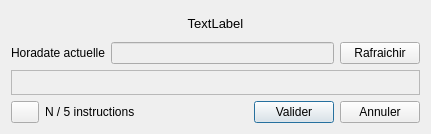
nohal/qtVlm, file src/Ui/Pilototo.ui: the form before one commit.
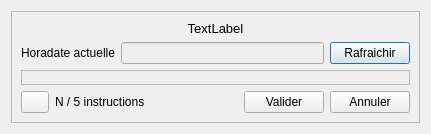
The form after the commit.

```diff
--- a/src/Ui/Pilototo.ui
+++ b/src/Ui/Pilototo.ui
@@ -24,6 +24,21 @@
   </property>
   <layout class="QVBoxLayout" name="verticalLayout">
    <item>
+    <widget class="QScrollArea" name="scrollArea">
+     <property name="widgetResizable">
+      <bool>true</bool>
+     </property>
+     <widget class="QWidget" name="scrollAreaWidgetContents">
+      <property name="geometry">
+       <rect>
+        <x>0</x>
+        <y>0</y>
+        <width>411</width>
+        <height>114</height>
+       </rect>
+      </property>
+      <layout class="QVBoxLayout" name="verticalLayout_2">
+       <item>
     <widget class="QLabel" name="titreBateau">
      <property name="font">
       <font>
@@ -147,6 +162,10 @@
       </widget>
      </item>
     </layout>
+       </item>
+      </layout>
+     </widget>
+    </widget>
    </item>
   </layout>
  </widget>
```
Lines whose indentation alone changed are shown as unchanged.
